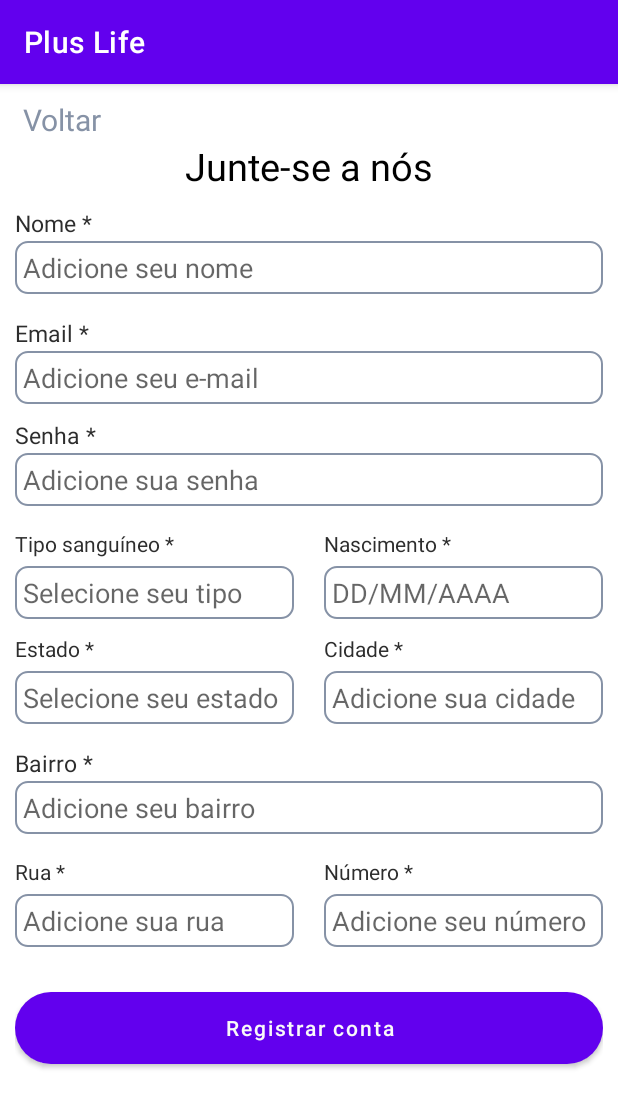
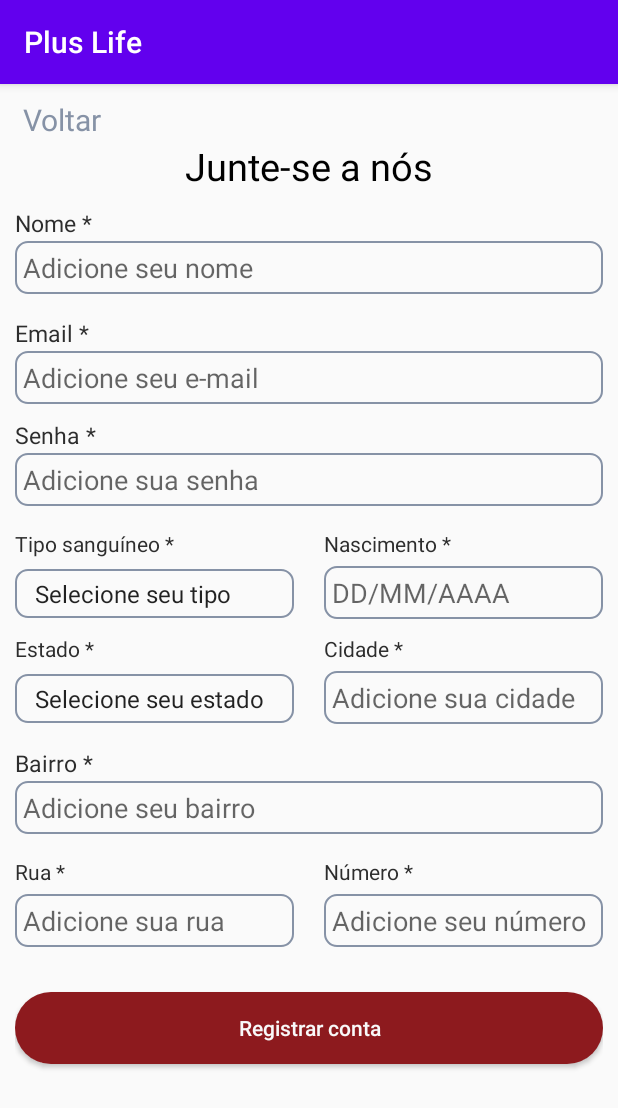
Before and after one commit to ReyelZeras/plus-life-android-app, an Android app: the CadastroActivity screen opened directly, with no data from a screen before it, on a phone screen of 412 x 824 dp. Shown: the top 1108 px of the screen. Run offline under Robolectric (Android 15) with nearby library versions, the phone set to English and light mode, and no system bars.

Commit message:
Cadastro funcionando - Reyel/Bruno

```diff
--- a/aplicativo/app/src/main/java/com/example/pluslife/CadastroActivity.kt
+++ b/aplicativo/app/src/main/java/com/example/pluslife/CadastroActivity.kt
@@ -1,6 +1,8 @@
 package com.example.pluslife
 
 import android.os.Bundle
+import android.widget.ArrayAdapter
+import android.widget.Spinner
 import androidx.appcompat.app.AppCompatActivity
 import com.example.pluslife.databinding.ActivityCadastroBinding
 import com.example.pluslife.databinding.ActivityMainBinding
@@ -25,13 +27,33 @@ class CadastroActivity : AppCompatActivity() {
 
         binding.btnCadastrar.setOnClickListener{
             tryCadastro()}
+
+        val spinnerEstado : Spinner = binding.etEstado
+        ArrayAdapter.createFromResource(
+            this,
+            R.array.estados,
+            android.R.layout.simple_spinner_item
+        ).also { adapter ->
+            adapter.setDropDownViewResource(android.R.layout.simple_spinner_dropdown_item)
+            spinnerEstado.adapter = adapter
+        }
+
+        val spinner: Spinner = binding.tipoSanguineo
+        ArrayAdapter.createFromResource(
+            this,
+            R.array.tipos_sanguineos,
+            android.R.layout.simple_spinner_item
+        ).also { adapter ->
+            adapter.setDropDownViewResource(android.R.layout.simple_spinner_dropdown_item)
+            spinner.adapter = adapter
+        }
     }
 
     private fun tryCadastro(){
         val nome = binding.etNome.text.toString()
         val email = binding.etEmail.text.toString()
         val senha = binding.etSenha.text.toString()
-        val tipoSanguineo = binding.tipoSanguineo.text.toString()
+        val tipoSanguineo = binding.tipoSanguineo.adapter.toString()
         val nascimento = binding.etNascimento.text.toString()
 
         val body = CadastroDoadorRequest( nome, email, senha, nascimento, tipoSanguineo)
@@ -44,7 +66,7 @@ class CadastroActivity : AppCompatActivity() {
             }
 
             override fun onFailure(call: Call<String>, t: Throwable) {
-                TODO("Not yet implemented")
+                binding.mensagem.setText(t.message)
             }
         })
     }
@@ -52,7 +74,7 @@ class CadastroActivity : AppCompatActivity() {
     private fun tryCadastroEndereco(request: Usuario) {
         val email = binding.etEmail.text.toString()
         val cidade = binding.etCidade.text.toString()
-        val estado = binding.etEstado.text.toString()
+        val estado = binding.etEstado.adapter.toString()
         val rua = binding.etRua.text.toString()
         val numero = binding.etNumero.text.toString().toInt()
         val bairro = binding.etBairro.text.toString()
@@ -61,11 +83,11 @@ class CadastroActivity : AppCompatActivity() {
 
         request.cadastroEndereco(body).enqueue(object : Callback<String>{
             override fun onResponse(call: Call<String>, response: Response<String>) {
-                TODO("Not yet implemented")
+                binding.mensagem.setText(response.toString())
             }
 
             override fun onFailure(call: Call<String>, t: Throwable) {
-                TODO("Not yet implemented")
+                binding.mensagem.setText("Erro:" + t.message)
             }
         })
     }
--- a/aplicativo/app/src/main/res/layout/activity_cadastro.xml
+++ b/aplicativo/app/src/main/res/layout/activity_cadastro.xml
@@ -7,7 +7,13 @@
     android:orientation="vertical"
     android:padding="10dp"
     tools:context=".CadastroActivity">
-
+<ScrollView
+    android:layout_width="match_parent"
+    android:layout_height="match_parent">
+    <LinearLayout
+        android:layout_width="match_parent"
+        android:layout_height="match_parent"
+        android:orientation="vertical">
     <LinearLayout
         android:layout_width="match_parent"
         android:layout_height="wrap_content"
@@ -73,6 +79,7 @@
             android:background="@drawable/edit_text_border"
             android:hint="Adicione seu nome"
             android:padding="5dp"
+            android:inputType="text"
             />
     </LinearLayout>
 
@@ -101,6 +108,7 @@
             android:background="@drawable/edit_text_border"
             android:hint="Adicione seu e-mail"
             android:padding="5dp"
+            android:inputType="textEmailAddress"
             />
     </LinearLayout>
 
@@ -129,6 +137,7 @@
             android:background="@drawable/edit_text_border"
             android:hint="Adicione sua senha"
             android:padding="5dp"
+            android:inputType="textPassword"
             />
     </LinearLayout>
 
@@ -169,16 +178,16 @@
 
         >
 
-        <EditText
+
+
+        <Spinner
             android:id="@+id/tipo_sanguineo"
             android:layout_width="match_parent"
             android:layout_height="wrap_content"
-            android:hint="Selecione seu tipo"
             android:layout_weight="2"
             android:background="@drawable/edit_text_border"
             android:padding="5dp"
             android:layout_marginRight="10dp"
-
             />
 
         <EditText
@@ -186,7 +195,6 @@
             android:layout_width="match_parent"
             android:layout_height="wrap_content"
             android:hint="DD/MM/AAAA"
-            android:inputType="number"
             android:layout_weight="2"
             android:background="@drawable/edit_text_border"
             android:padding="5dp"
@@ -234,7 +242,7 @@
 
         >
 
-        <EditText
+        <Spinner
             android:id="@+id/et_estado"
             android:layout_width="match_parent"
             android:layout_height="wrap_content"
@@ -250,7 +258,7 @@
             android:layout_width="match_parent"
             android:layout_height="wrap_content"
             android:hint="Adicione sua cidade"
-            android:inputType="number"
+            android:inputType="text"
             android:layout_weight="2"
             android:background="@drawable/edit_text_border"
             android:padding="5dp"
@@ -284,6 +292,7 @@
             android:background="@drawable/edit_text_border"
             android:hint="Adicione seu bairro"
             android:padding="5dp"
+            android:inputType="text"
             />
     </LinearLayout>
 
@@ -316,10 +325,6 @@
 
     </LinearLayout>
 
-
-
-
-
     <LinearLayout
         android:layout_width="match_parent"
         android:layout_height="wrap_content"
@@ -336,6 +341,7 @@
             android:background="@drawable/edit_text_border"
             android:padding="5dp"
             android:layout_marginRight="10dp"
+            android:inputType="text"
 
             />
 
@@ -352,7 +358,6 @@
 
             />
     </LinearLayout>
-
     <Button
         android:id="@+id/btn_cadastrar"
         android:layout_width="match_parent"
@@ -364,4 +369,11 @@
         android:textColorHint="@color/pl_white"
         app:iconTint="#4CAF50" />
 
+        <TextView
+            android:id="@+id/mensagem"
+            android:layout_width="match_parent"
+            android:layout_height="wrap_content"></TextView>
+
+    </LinearLayout>
+</ScrollView>
 </LinearLayout>
--- a/aplicativo/app/src/main/res/layout/activity_main.xml
+++ b/aplicativo/app/src/main/res/layout/activity_main.xml
@@ -15,23 +15,22 @@
 
         <LinearLayout
             android:layout_width="match_parent"
-            android:layout_height="wrap_content"
-            >
+            android:layout_height="wrap_content">
+
             <ImageView
                 android:layout_width="wrap_content"
                 android:layout_height="wrap_content"
-                tools:src="@drawable/arrow_back_ios_24px"
-                android:layout_marginTop="5dp"/>
+                android:layout_marginTop="5dp"
+                tools:src="@drawable/arrow_back_ios_24px" />
 
             <TextView
                 android:layout_width="wrap_content"
                 android:layout_height="wrap_content"
-                android:textColor="@color/pl_light_gray"
-                android:textSize="20dp"
+                android:layout_marginLeft="5dp"
                 android:text="Voltar"
                 android:textAlignment="center"
-                android:layout_marginLeft="5dp"
-                />
+                android:textColor="@color/pl_light_gray"
+                android:textSize="20dp" />
         </LinearLayout>
 
         <ImageView
@@ -39,46 +38,41 @@
             android:layout_height="wrap_content"
             android:layout_gravity="center"
             android:layout_marginTop="10dp"
-                tools:src="@drawable/logo"
-                />
+            tools:src="@drawable/logo" />
 
         <TextView
             android:layout_width="wrap_content"
             android:layout_height="wrap_content"
+            android:layout_gravity="center"
+            android:layout_marginTop="30dp"
             android:text="Entrar no +Life"
-                android:layout_gravity="center"
             android:textColor="@color/pl_dark_gray"
-                android:textSize="30dp"
-                android:layout_marginTop="30dp"
-                />
+            android:textSize="30dp" />
 
         <TextView
             android:layout_width="wrap_content"
             android:layout_height="wrap_content"
+            android:layout_gravity="center"
+            android:layout_marginTop="15dp"
             android:text="Seja bem-vindo(a)"
-            android:layout_gravity="center"
             android:textColor="@color/pl_light_gray"
-            android:textSize="15dp"
-            android:layout_marginTop="15dp"
-            />
-
+            android:textSize="15dp" />
 
 
         <TextView
             android:layout_width="wrap_content"
             android:layout_height="wrap_content"
+            android:layout_marginTop="15dp"
             android:text="E-mail"
-                android:textColor="@color/pl_dark_gray"
-                android:layout_marginTop="15dp"
-                />
+            android:textColor="@color/pl_dark_gray" />
 
         <EditText
             android:id="@+id/et_email"
             android:layout_width="match_parent"
             android:layout_height="wrap_content"
             android:background="@drawable/edit_text_border"
+            android:hint="Digite seu email"
             android:padding="5dp"
-                android:hint="Digite seu email"
 
             />
 
@@ -86,18 +80,17 @@
         <TextView
             android:layout_width="wrap_content"
             android:layout_height="wrap_content"
+            android:layout_marginTop="15dp"
             android:text="Senha"
-            android:textColor="@color/pl_dark_gray"
-            android:layout_marginTop="15dp"
-            />
+            android:textColor="@color/pl_dark_gray" />
 
         <EditText
             android:id="@+id/et_senha"
             android:layout_width="match_parent"
             android:layout_height="wrap_content"
             android:background="@drawable/edit_text_border"
+            android:hint="Digite seha senha"
             android:padding="5dp"
-            android:hint="Digite seha senha"
 
             />
 
@@ -115,27 +108,24 @@
         <LinearLayout
             android:layout_width="match_parent"
             android:layout_height="wrap_content"
-            android:layout_marginTop="10dp"
-            >
+            android:layout_marginTop="10dp">
 
             <TextView
                 android:id="@+id/tv_sem_conta"
                 android:layout_width="wrap_content"
                 android:layout_height="wrap_content"
+                android:layout_weight="1"
                 android:text="Não tem uma conta? "
-            android:layout_weight="1"
-            android:textAlignment="textEnd"
-            />
+                android:textAlignment="textEnd" />
 
             <TextView
                 android:id="@+id/tv_cadastrar"
                 android:layout_width="wrap_content"
                 android:layout_height="wrap_content"
+                android:layout_weight="1"
                 android:text=" Cadastre-se"
-            android:textColor="@color/pl_dark_red"
-            android:layout_weight="1"
                 android:textAlignment="textStart"
-            />
+                android:textColor="@color/pl_dark_red" />
         </LinearLayout>
 
         <TextView
@@ -144,7 +134,6 @@
             android:layout_height="wrap_content"></TextView>
 
 
-
     </LinearLayout>
 
 </androidx.constraintlayout.widget.ConstraintLayout>
--- a/aplicativo/app/src/main/res/values/strings.xml
+++ b/aplicativo/app/src/main/res/values/strings.xml
@@ -1,3 +1,46 @@
 <resources>
     <string name="app_name">Plus Life</string>
+    <string-array name="tipos_sanguineos">
+        <item >Selecione seu tipo</item>
+        <item>A+</item>
+        <item>AB+</item>
+        <item>B+</item>
+        <item>O+</item>
+        <item>A-</item>
+        <item>AB-</item>
+        <item>B-</item>
+        <item>O-</item>
+    </string-array>
+    <string-array name="estados">
+        <item>Selecione seu estado</item>
+        <item>AC</item>
+        <item>AL</item>
+        <item>AP</item>
+        <item>AM</item>
+        <item>BA</item>
+        <item>CE</item>
+        <item>DF</item>
+        <item>ES</item>
+        <item>GO</item>
+        <item>MA</item>
+        <item>MT</item>
+        <item>MS</item>
+        <item>MG</item>
+        <item>PA</item>
+        <item>PB</item>
+        <item>PR</item>
+        <item>PE</item>
+        <item>PI</item>
+        <item>RJ</item>
+        <item>RN</item>
+        <item>RS</item>
+        <item>RO</item>
+        <item>RR</item>
+        <item>SC</item>
+        <item>SP</item>
+        <item>SE</item>
+        <item>TO</item>
+
+
+    </string-array>
 </resources>
--- a/aplicativo/app/src/main/res/values/themes.xml
+++ b/aplicativo/app/src/main/res/values/themes.xml
@@ -1,6 +1,6 @@
 <resources xmlns:tools="http://schemas.android.com/tools">
     <!-- Base application theme. -->
-    <style name="Theme.PlusLife" parent="Theme.MaterialComponents.DayNight.DarkActionBar">
+    <style name="Theme.PlusLife" parent="Theme.AppCompat.DayNight.DarkActionBar">
         <!-- Primary brand color. -->
         <item name="colorPrimary">@color/purple_500</item>
         <item name="colorPrimaryVariant">@color/purple_700</item>
```
Lines whose indentation alone changed are shown as unchanged.
